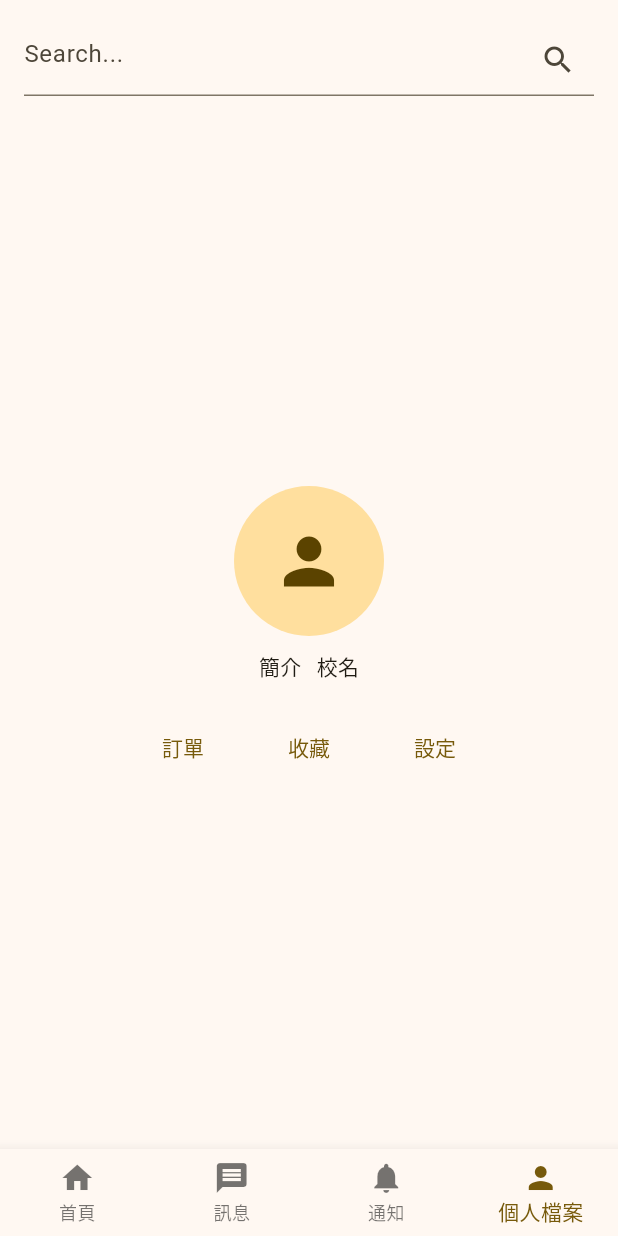
After one commit to mauricetw/trading_platform, a Flutter app: the screen it shows after launch, item 4 of the bottom bar chosen, after a tap on "訂單", on a phone screen of 412 x 824 dp. The commit adds this screen. Run offline on Flutter 3.47's test engine with Material 3 defaults, Android fonts, the phone set to English and light mode, and no system bars.

Commit message:
新增頁面(通知、聊天室、個人檔案)

```diff
--- /dev/null
+++ b/trading_platform/lib/screens/annoucement.dart
@@ -0,0 +1,12 @@
+import 'package:flutter/material.dart';
+
+class Annoucement extends StatelessWidget {
+  const Annoucement({super.key});
+
+  @override
+  Widget build(BuildContext context) {
+    return const Center(
+      child: Text('通知頁面'), // 之後要換成真正的通知列表
+    );
+  }
+}
--- /dev/null
+++ b/trading_platform/lib/screens/chat_list.dart
@@ -0,0 +1,12 @@
+import 'package:flutter/material.dart';
+
+class ChatList extends StatelessWidget {
+  const ChatList({super.key});
+
+  @override
+  Widget build(BuildContext context) {
+    return const Center(
+      child: Text('聊天列表頁面'), // 之後要換成真正的聊天列表
+    );
+  }
+}
--- a/trading_platform/lib/screens/main_market.dart
+++ b/trading_platform/lib/screens/main_market.dart
@@ -1,80 +1,8 @@
 import 'package:flutter/material.dart';
-
-
-//*******************************************/
-//演示畫面
-
-// B 頁面
-class BPage extends StatelessWidget {
-  const BPage({super.key});
-
-  @override
-  Widget build(BuildContext context) {
-    return Scaffold(
-      appBar: AppBar(
-        title: const Text('B Page'),
-      ),
-      body: const Center(
-        child: Text('This is B Page'),
-      ),
-    );
-  }
-}
-
-// C 頁面
-class CPage extends StatelessWidget {
-  const CPage({super.key});
-
-  @override
-  Widget build(BuildContext context) {
-    return Scaffold(
-      appBar: AppBar(
-        title: const Text('C Page'),
-      ),
-      body: const Center(
-        child: Text('This is C Page'),
-      ),
-    );
-  }
-}
-
-// D 頁面
-class DPage extends StatelessWidget {
-  const DPage({super.key});
-
-  @override
-  Widget build(BuildContext context) {
-    return Scaffold(
-      appBar: AppBar(
-        title: const Text('D Page'),
-      ),
-      body: const Center(
-        child: Text('This is D Page'),
-      ),
-    );
-  }
-}
-
-// Search 頁面
-class SearchPage extends StatelessWidget {
-  final String searchText;
-
-  const SearchPage({super.key, required this.searchText});
-
-  @override
-  Widget build(BuildContext context) {
-    return Scaffold(
-      appBar: AppBar(
-        title: const Text('Search Page'),
-      ),
-      body: Center(
-        child: Text('You searched for: $searchText'),
-      ),
-    );
-  }
-}
-
-//*******************************************/
+import 'search.dart';
+import 'annoucement.dart';
+import 'profile.dart';
+import 'chat_list.dart';
 
 class MainMarket extends StatefulWidget {
   const MainMarket({super.key});
@@ -83,15 +11,18 @@ class MainMarket extends StatefulWidget {
   static String routePath = '/main_market';
 
   @override
-  State<MainMarket> createState()=> _MainMarketState();
+  State<MainMarket> createState() => _MainMarketState();
 }
 
 class _MainMarketState extends State<MainMarket> {
   final TextEditingController _searchController = TextEditingController();
+  int _currentIndex = 0; // 用於追蹤目前顯示的頁面索引
+  final PageController _pageController = PageController(initialPage: 0); // 用於管理 PageView
 
   @override
   void dispose() {
     _searchController.dispose();
+    _pageController.dispose(); // 記得釋放 PageController
     super.dispose();
   }
 
@@ -105,19 +36,30 @@ class _MainMarketState extends State<MainMarket> {
         ),
       );
     } else {
-      // 提示輸入內容
       ScaffoldMessenger.of(context).showSnackBar(
         const SnackBar(content: Text('Please enter something to search')),
       );
     }
   }
 
+  // 當 PageView 的頁面被滑動切換時，這個函式會被呼叫
+  void _onPageChanged(int index) {
+    setState(() {
+      _currentIndex = index; // 更新目前頁面的索引
+    });
+  }
+
+  // 當底部導航列的項目被點擊時，這個函式會被呼叫
+  void _onItemTapped(int index) {
+    _pageController.animateToPage(
+        index, // 切換到指定的頁面
+        duration: const Duration(milliseconds: 300), // 切換動畫的時間
+        curve: Curves.ease); // 切換動畫的曲線
+  }
+
   @override
   Widget build(BuildContext context) {
     return Scaffold(
-      appBar: AppBar(
-        title: const Text('Main Market'),
-      ),
       body: Column(
         children: [
           Padding(
@@ -133,40 +75,44 @@ class _MainMarketState extends State<MainMarket> {
               ),
             ),
           ),
-          const Spacer(),
-          Row(
-            mainAxisAlignment: MainAxisAlignment.spaceAround,
-            children: [
-              ElevatedButton(
-                onPressed: () {
-                  Navigator.push(
-                    context,
-                    MaterialPageRoute(builder: (context) => const BPage()),
-                  );
-                },
-                child: const Text('Go to B'),
-              ),
-              ElevatedButton(
-                onPressed: () {
-                  Navigator.push(
-                    context,
-                    MaterialPageRoute(builder: (context) => const CPage()),
-                  );
-                },
-                child: const Text('Go to C'),
-              ),
-              ElevatedButton(
-                onPressed: () {
-                  Navigator.push(
-                    context,
-                    MaterialPageRoute(builder: (context) => const DPage()),
-                  );
-                },
-                child: const Text('Go to D'),
-              ),
-            ],
+          Expanded(
+            child: PageView(
+              controller: _pageController, // 設定 PageView 的控制器
+              onPageChanged: _onPageChanged, // 設定頁面切換時要執行的函式
+              children: const [
+                // 商品列表會在這裡顯示
+                Center(
+                  child: Text('商品列表會在這裡顯示'), // 之後要換成真正的商品列表
+                ),
+                ChatList(), // 訊息頁面
+                Annoucement(), // 通知頁面
+                Profile(), // 個人檔案頁面
+              ],
+            ),
           ),
-          const SizedBox(height: 20),
+        ],
+      ),
+      bottomNavigationBar: BottomNavigationBar(
+        currentIndex: _currentIndex, // 設定目前選取的項目
+        onTap: _onItemTapped, // 設定項目點擊時要執行的函式
+        type: BottomNavigationBarType.fixed, // 添加這個屬性
+        items: const [
+          BottomNavigationBarItem(
+            icon: Icon(Icons.home),
+            label: '首頁',
+          ),
+          BottomNavigationBarItem(
+            icon: Icon(Icons.message),
+            label: '訊息',
+          ),
+          BottomNavigationBarItem(
+            icon: Icon(Icons.notifications),
+            label: '通知',
+          ),
+          BottomNavigationBarItem(
+            icon: Icon(Icons.person),
+            label: '個人檔案',
+          ),
         ],
       ),
     );
--- /dev/null
+++ b/trading_platform/lib/screens/profile.dart
@@ -0,0 +1,56 @@
+import 'package:flutter/material.dart';
+
+class Profile extends StatelessWidget {
+  const Profile({super.key});
+
+  @override
+  Widget build(BuildContext context) {
+    return Center(
+      child: Column(
+        mainAxisAlignment: MainAxisAlignment.center,
+        children: [
+          const CircleAvatar(
+            radius: 50,
+            // backgroundImage: AssetImage('assets/profile_image.jpg'), // 可以設定大頭貼圖片
+            child: Icon(Icons.person, size: 50),
+          ),
+          const SizedBox(height: 10),
+          Row(
+            mainAxisAlignment: MainAxisAlignment.center,
+            children: const [
+              Text('簡介'),
+              SizedBox(width: 10),
+              Text('校名'),
+            ],
+          ),
+          const SizedBox(height: 20),
+          Row(
+            mainAxisAlignment: MainAxisAlignment.center,
+            children: [
+              TextButton(
+                onPressed: () {
+                  // 處理點擊訂單
+                },
+                child: const Text('訂單'),
+              ),
+              const SizedBox(width: 20),
+              TextButton(
+                onPressed: () {
+                  // 處理點擊收藏
+                },
+                child: const Text('收藏'),
+              ),
+              const SizedBox(width: 20),
+              TextButton(
+                onPressed: () {
+                  // 處理點擊設定
+                },
+                child: const Text('設定'),
+              ),
+            ],
+          ),
+        ],
+      ),
+    );
+  }
+}
```
Also changed, not shown: trading_platform/lib/screens/search.dart (added, +20 -0 lines).
